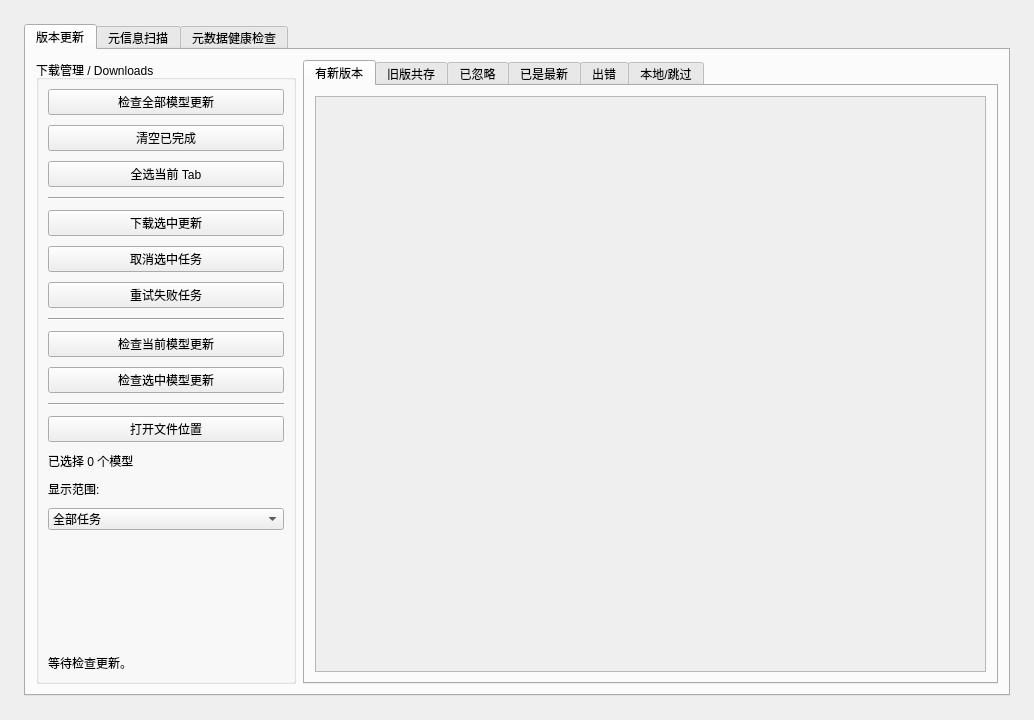
Old version of the form pages/downloadspage.ui in the repository hanbinhsh/SD-LoRA-Manager.
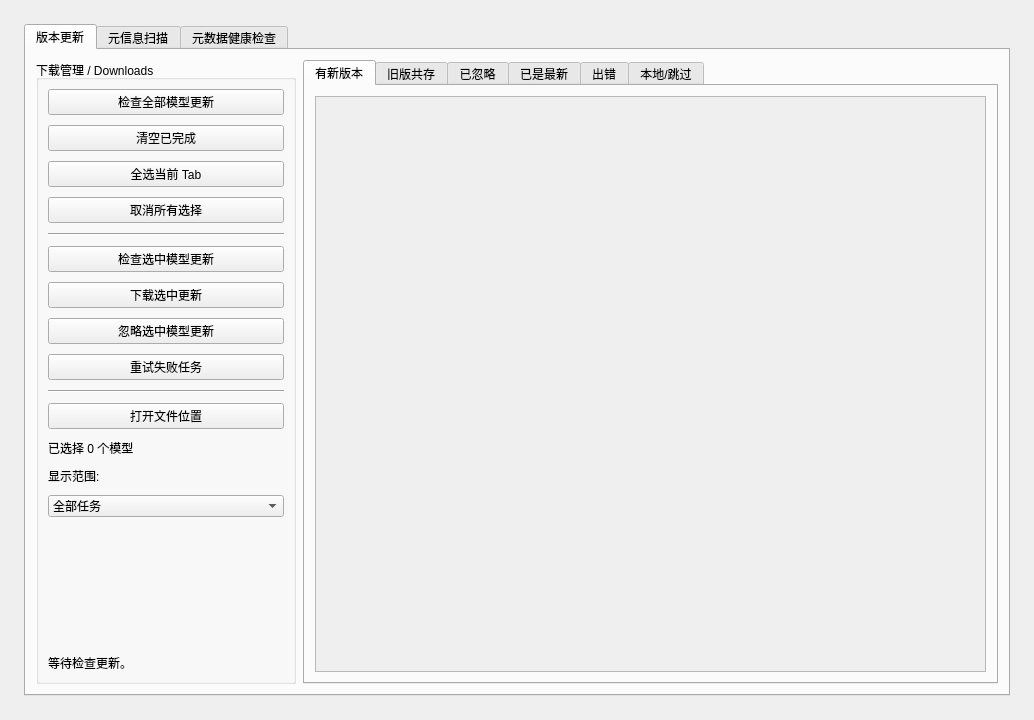
New version of the form.

```diff
--- a/pages/downloadspage.ui
+++ b/pages/downloadspage.ui
@@ -93,6 +93,13 @@
             </property>
            </widget>
           </item>
+          <item>
+           <widget class="QPushButton" name="btnDownloadsClearSelection">
+            <property name="text">
+             <string>取消所有选择</string>
+            </property>
+           </widget>
+          </item>
           <item>
            <widget class="Line" name="line_7">
             <property name="orientation">
@@ -100,6 +107,13 @@
             </property>
            </widget>
           </item>
+          <item>
+           <widget class="QPushButton" name="btnDownloadsCheckSelected">
+            <property name="text">
+             <string>检查选中模型更新</string>
+            </property>
+           </widget>
+          </item>
           <item>
            <widget class="QPushButton" name="btnDownloadsDownloadSelected">
             <property name="text">
@@ -110,7 +124,7 @@
           <item>
            <widget class="QPushButton" name="btnDownloadsCancel">
             <property name="text">
-             <string>取消选中任务</string>
+             <string>忽略选中模型更新</string>
             </property>
            </widget>
           </item>
@@ -121,27 +135,6 @@
             </property>
            </widget>
           </item>
-          <item>
-           <widget class="Line" name="line_5">
-            <property name="orientation">
-             <enum>Qt::Orientation::Horizontal</enum>
-            </property>
-           </widget>
-          </item>
-          <item>
-           <widget class="QPushButton" name="btnDownloadsCheckCurrent">
-            <property name="text">
-             <string>检查当前模型更新</string>
-            </property>
-           </widget>
-          </item>
-          <item>
-           <widget class="QPushButton" name="btnDownloadsCheckSelected">
-            <property name="text">
-             <string>检查选中模型更新</string>
-            </property>
-           </widget>
-          </item>
           <item>
            <widget class="Line" name="line_6">
             <property name="orientation">
```
Left out of the diff: 6 changed lines with no effect on the pictures.
